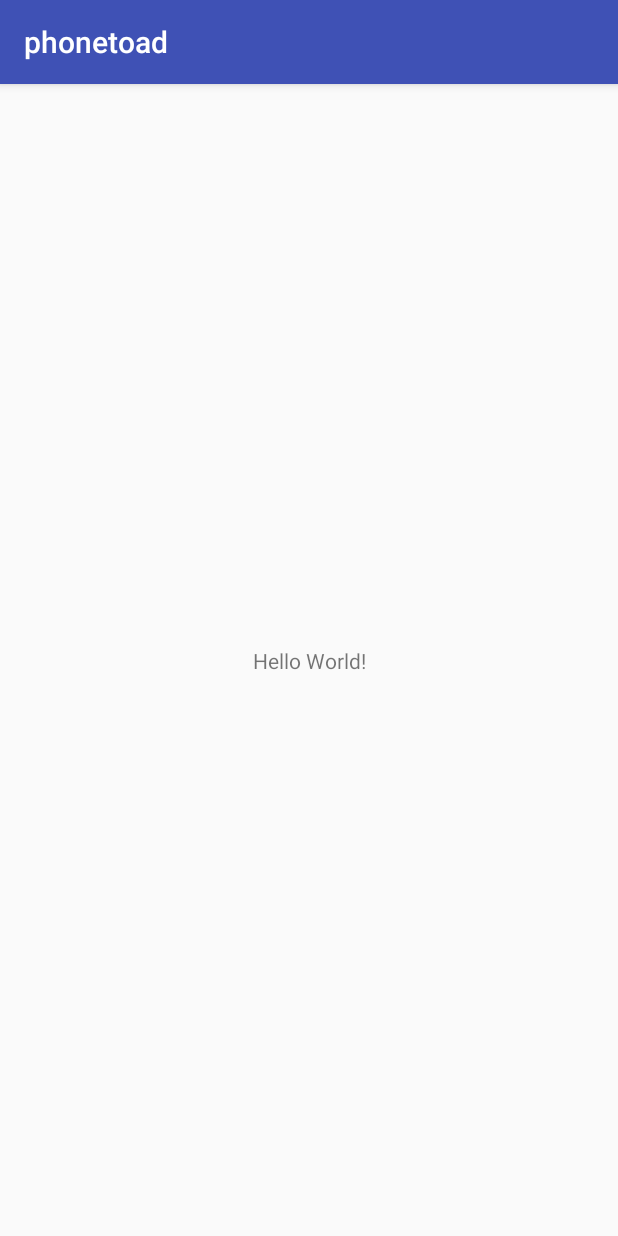
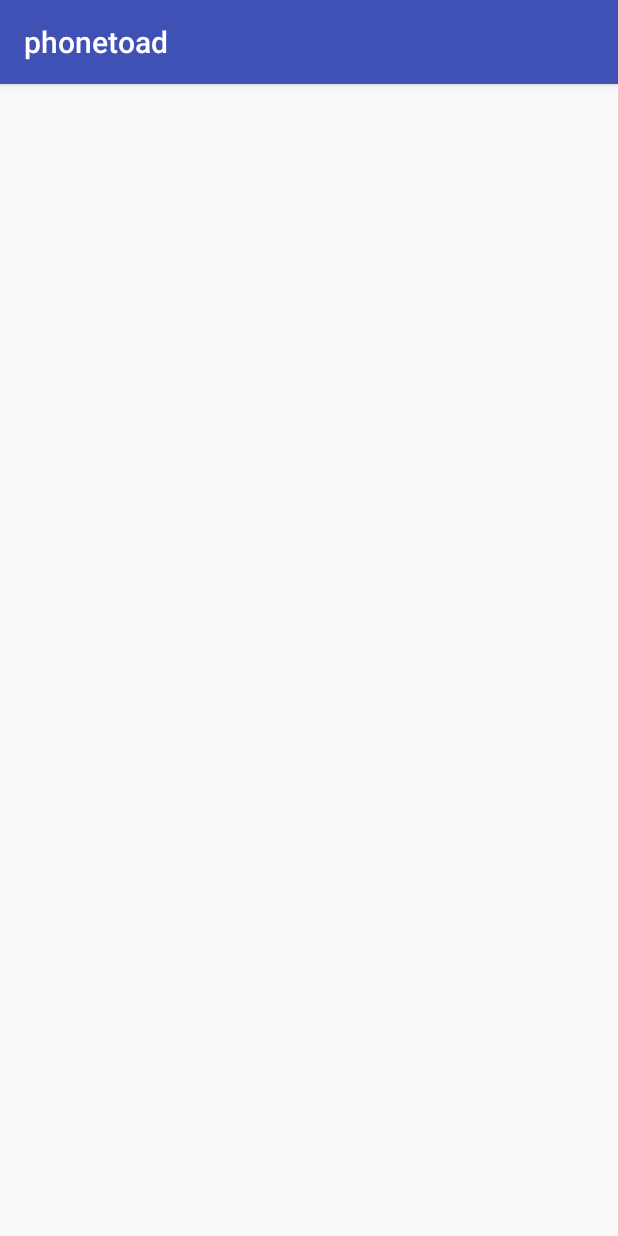
Before and after one commit to smithHE98/stephens-city-imap-android, an Android app: the screen it shows after launch (MainActivity), on a phone screen of 412 x 824 dp. Run offline under Robolectric (Android 15) with nearby library versions, the phone set to English and light mode, and no system bars.

Commit message:
chaanged everything to api16

```diff
--- a/app/src/main/res/layout/activity_main.xml
+++ b/app/src/main/res/layout/activity_main.xml
@@ -6,13 +6,4 @@
     android:layout_height="match_parent"
     tools:context="han.svuspiral.phonetoad.MainActivity">
 
-    <TextView
-        android:layout_width="wrap_content"
-        android:layout_height="wrap_content"
-        android:text="Hello World!"
-        app:layout_constraintBottom_toBottomOf="parent"
-        app:layout_constraintLeft_toLeftOf="parent"
-        app:layout_constraintRight_toRightOf="parent"
-        app:layout_constraintTop_toTopOf="parent" />
-
 </android.support.constraint.ConstraintLayout>
```
Also changed, not shown: app/build.gradle (+7 -5 lines).
